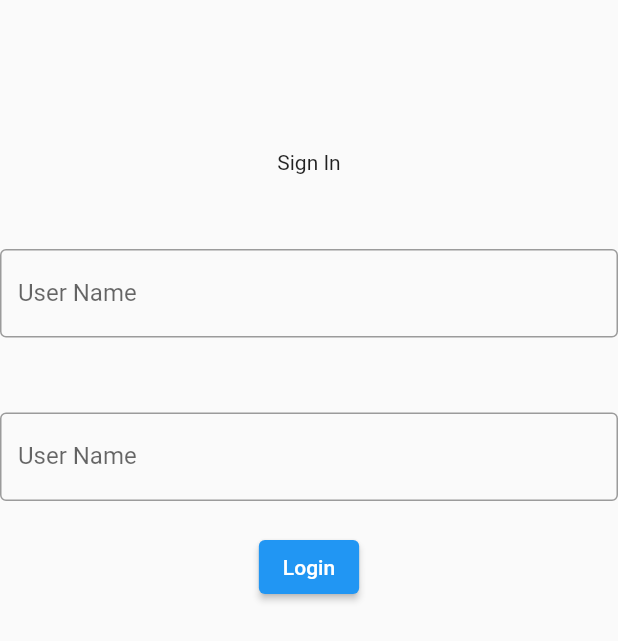
After one commit to Zajahri/arti_find, a Flutter app: the screen it shows after launch, after a tap on "Get Started", on a phone screen of 412 x 824 dp. The commit adds this screen. Shown: the top 641 px of the screen. Run offline on Flutter 3.47's test engine with Material 2 defaults, Android fonts, the phone set to English and light mode, and no system bars; our stand-ins replace curved_navigation_bar, font_awesome_flutter.

Commit message:
ArtiFind - 3%

```diff
--- a/lib/main.dart
+++ b/lib/main.dart
@@ -9,6 +9,7 @@ import 'package:flutter/cupertino.dart';
 import 'dart:async';
 import 'package:font_awesome_flutter/font_awesome_flutter.dart';
 import 'package:curved_navigation_bar/curved_navigation_bar.dart';
+import 'package:arti_find/pages/login_page.dart';
 
 void main(){
   runApp(const MyApp());
@@ -40,7 +41,7 @@ class _SplashScreenState extends State<SplashScreen> {
       Timer(const Duration(seconds: 5), () {
         Navigator.of(context).pushReplacement(
           MaterialPageRoute(
-            builder: (_) => const FirstScreen(),),
+            builder: (_) => const LoginPage(),),
         );
       });
     }
--- a/lib/navBar.dart
+++ b/lib/navBar.dart
@@ -3,6 +3,7 @@ import 'package:flutter/material.dart';
 import 'pages/second_page.dart';
 import 'pages/third_page.dart';
 import 'pages/fourth_page.dart';
+import 'pages/login_page.dart';
 
 class NavBar extends StatelessWidget {
   const NavBar({Key? key}) : super(key: key);
@@ -69,6 +70,18 @@ class NavBar extends StatelessWidget {
                 },
               ),
 
+              ListTile(
+                leading: const Icon(Icons.logout),
+                title: const Text('Log Out'),
+                onTap: (){
+                  Navigator.push(
+                    context,
+                    MaterialPageRoute(builder: (context) => const SignIn()
+                    ),
+                  );
+                },
+              ),
+
             ],
           ),
         ),
--- /dev/null
+++ b/lib/pages/login_page.dart
@@ -0,0 +1,95 @@
+import 'package:flutter/material.dart';
+import 'package:arti_find/main.dart';
+
+
+class LoginPage extends StatefulWidget {
+  const LoginPage({Key? key}) : super(key: key);
+
+  @override
+  State<LoginPage> createState() => _LoginPage();
+}
+
+class _LoginPage extends State<LoginPage> {
+  @override
+  Widget build(BuildContext context) {
+    return Scaffold(
+        body: Padding(
+          padding: const EdgeInsets.symmetric(vertical: 100.0, horizontal: 100),
+          child: Column(
+              mainAxisSize: MainAxisSize.min,
+              mainAxisAlignment: MainAxisAlignment.spaceBetween,
+              children: <Widget>[
+                const CircleAvatar(
+                  backgroundImage: AssetImage('img/logo.png'),
+                  radius: 100,
+                ),
+                const SizedBox(
+                  height: 50.0,
+                ),
+                const Text('ArtiFind'),
+                const SizedBox(
+                  height: 250.0,
+                ),
+                ElevatedButton(
+                  onPressed: () {
+                    Navigator.push(
+                      context,
+                      MaterialPageRoute(builder: (context) => const SignIn()),
+                    );
+                  },
+                  child: const Text('Get Started'),
+                ),
+              ]),
+        ));
+  }
+}
+
+class SignIn extends StatefulWidget {
+  const SignIn({Key? key}) : super(key: key);
+
+  @override
+  State<SignIn> createState() => _SignInState();
+}
+
+class _SignInState extends State<SignIn> {
+  @override
+  Widget build(BuildContext context) {
+    return Scaffold(
+        body: Column(
+          children:  <Widget>[
+            const SizedBox(height: 100),
+
+            const Text('Sign In'),
+
+            const SizedBox(height: 50),
+
+            const TextField(
+              decoration: InputDecoration(
+                border: OutlineInputBorder(),
+                labelText: 'User Name',
+              ),
+            ),
+
+            const SizedBox(height: 50),
+
+            const TextField(
+              decoration: InputDecoration(
+                border: OutlineInputBorder(),
+                labelText: 'User Name',
+              ),
+            ),
+
+            const SizedBox(height: 20),
+            ElevatedButton(
+              child: const Text('Login'),
+              onPressed: () {
+                Navigator.push(
+                  context,
+                  MaterialPageRoute(builder: (context) => const FirstScreen()),
+                );
+              },
+            )
+          ],
+        ));
+  }
+}
```
